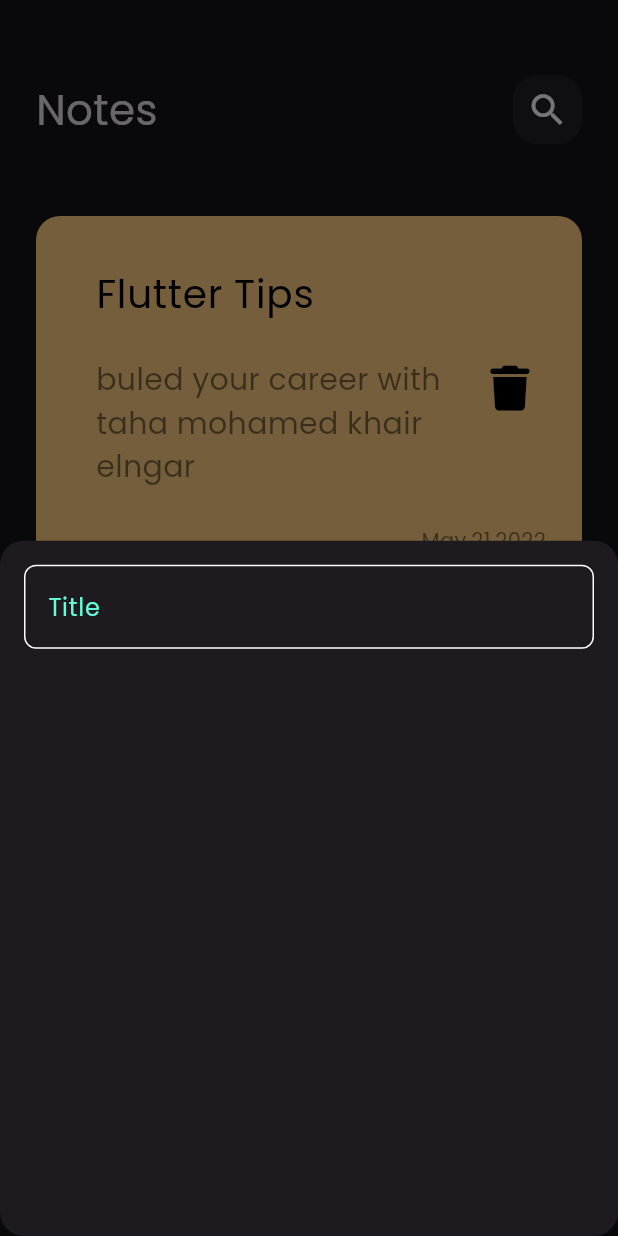
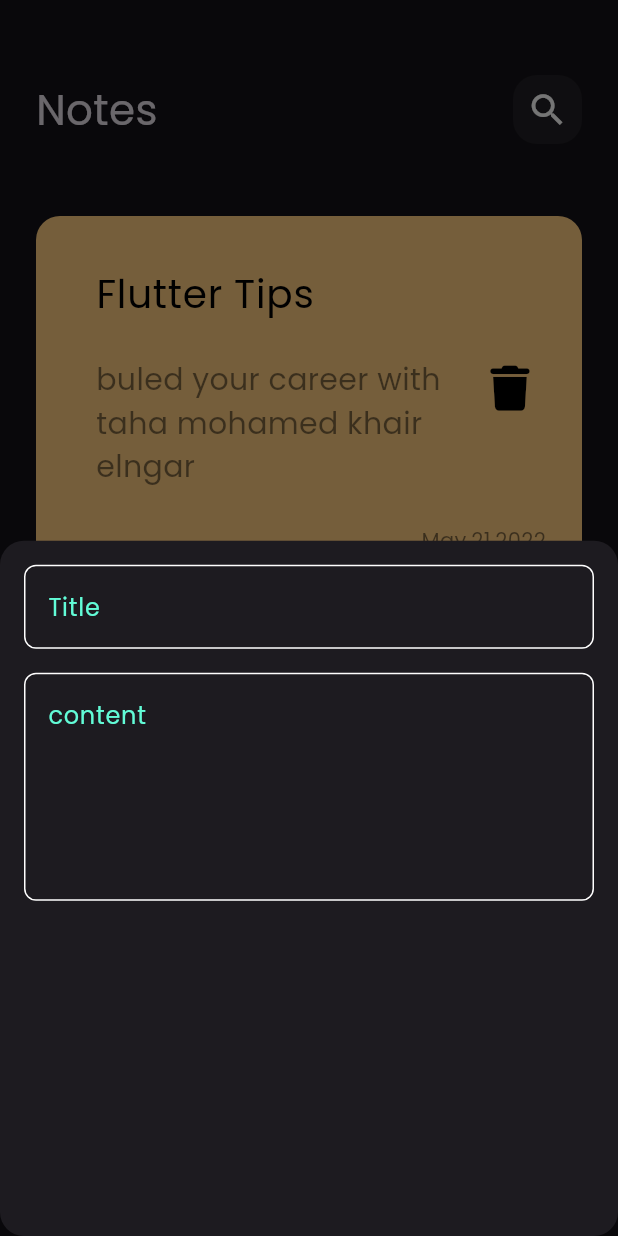
Before and after one commit to tahaelngar32/notes_app, a Flutter app: the screen it shows after launch, after a tap on the "add" icon, on a phone screen of 412 x 824 dp. Run offline on Flutter 3.47's test engine with Material 3 defaults, Android fonts, the phone set to English and light mode, and no system bars; our stand-ins replace font_awesome_flutter.

Commit message:
add faild to sheet

```diff
--- a/lib/views/widgets/add_show_model_sheet.dart
+++ b/lib/views/widgets/add_show_model_sheet.dart
@@ -6,11 +6,13 @@ class AddNoteBottomSheet extends StatelessWidget {
 
   @override
   Widget build(BuildContext context) {
-    return Padding(
-      padding: const EdgeInsets.all(16),
-      child: const Column(
+    return const Padding(
+      padding: EdgeInsets.all(16),
+      child: Column(
         children: [
-          CustomTextFiled(),
+          CustomTextFiled(hind: 'Title',),
+          SizedBox(height: 16,),
+          CustomTextFiled(hind: 'content',maxLines: 5,),
         ],
       ),
     );
--- a/lib/views/widgets/custom_text_filed.dart
+++ b/lib/views/widgets/custom_text_filed.dart
@@ -2,14 +2,16 @@ import 'package:flutter/material.dart';
 import 'package:notes_app/constants.dart';
 
 class CustomTextFiled extends StatelessWidget {
-  const CustomTextFiled({super.key});
-
+  const CustomTextFiled({super.key, required this.hind,  this.maxLines=1});
+final String hind;
+final int maxLines;
   @override
   Widget build(BuildContext context) {
     return TextField(
       cursorColor: kPrimaryColor,
+      maxLines: maxLines,
       decoration: InputDecoration(
-        hintText: 'Title',
+        hintText: hind,
         hintStyle: const TextStyle(color:kPrimaryColor ),
         border: buildBorder(),
         enabledBorder: buildBorder(),
```
